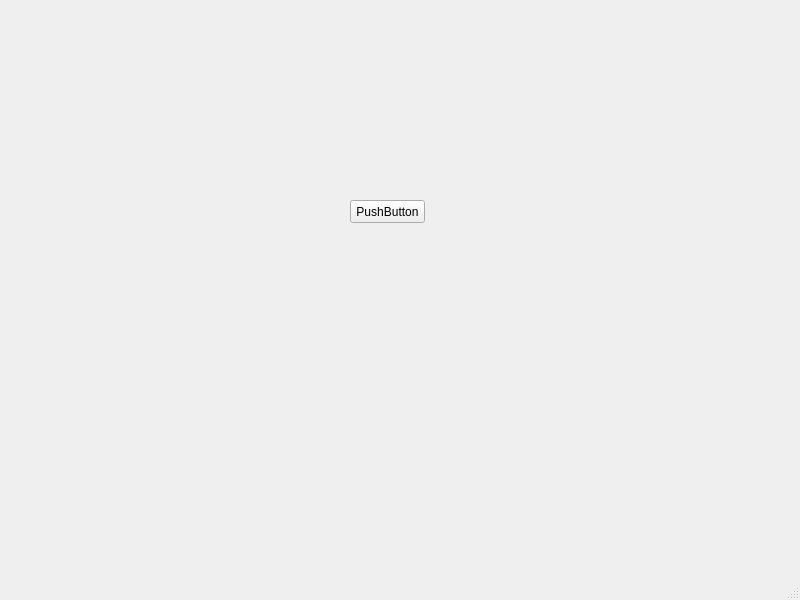
vl4xd/pstu-machine-learning-models-and-technologies, file lab_work_1/src/app/main_window.ui: the form before one commit.
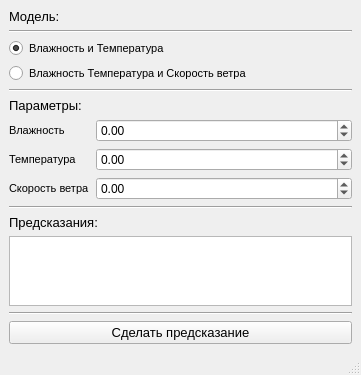
The form after the commit.

```diff
--- a/lab_work_1/src/app/main_window.ui
+++ b/lab_work_1/src/app/main_window.ui
@@ -6,37 +6,227 @@
    <rect>
     <x>0</x>
     <y>0</y>
-    <width>800</width>
-    <height>600</height>
+    <width>361</width>
+    <height>292</height>
    </rect>
   </property>
   <property name="windowTitle">
    <string>MainWindow</string>
   </property>
   <widget class="QWidget" name="centralwidget">
-   <widget class="QPushButton" name="pushButton">
-    <property name="geometry">
-     <rect>
-      <x>350</x>
-      <y>200</y>
-      <width>75</width>
-      <height>23</height>
-     </rect>
-    </property>
-    <property name="text">
-     <string>PushButton</string>
-    </property>
-   </widget>
-  </widget>
-  <widget class="QMenuBar" name="menubar">
-   <property name="geometry">
-    <rect>
-     <x>0</x>
-     <y>0</y>
-     <width>800</width>
-     <height>21</height>
-    </rect>
+   <property name="enabled">
+    <bool>true</bool>
    </property>
+   <layout class="QHBoxLayout" name="horizontalLayout">
+    <item>
+     <layout class="QVBoxLayout" name="verticalLayout">
+      <property name="sizeConstraint">
+       <enum>QLayout::SetDefaultConstraint</enum>
+      </property>
+      <item>
+       <widget class="QLabel" name="label">
+        <property name="enabled">
+         <bool>true</bool>
+        </property>
+        <property name="font">
+         <font>
+          <pointsize>10</pointsize>
+          <weight>50</weight>
+          <italic>false</italic>
+          <bold>false</bold>
+          <kerning>true</kerning>
+         </font>
+        </property>
+        <property name="text">
+         <string>Модель:</string>
+        </property>
+       </widget>
+      </item>
+      <item>
+       <widget class="Line" name="line">
+        <property name="orientation">
+         <enum>Qt::Horizontal</enum>
+        </property>
+       </widget>
+      </item>
+      <item>
+       <widget class="QRadioButton" name="radioButton">
+        <property name="font">
+         <font>
+          <pointsize>8</pointsize>
+         </font>
+        </property>
+        <property name="cursor">
+         <cursorShape>PointingHandCursor</cursorShape>
+        </property>
+        <property name="text">
+         <string>Влажность и Температура</string>
+        </property>
+        <property name="checked">
+         <bool>true</bool>
+        </property>
+        <property name="autoRepeat">
+         <bool>false</bool>
+        </property>
+       </widget>
+      </item>
+      <item>
+       <widget class="QRadioButton" name="radioButton_2">
+        <property name="font">
+         <font>
+          <pointsize>8</pointsize>
+         </font>
+        </property>
+        <property name="cursor">
+         <cursorShape>PointingHandCursor</cursorShape>
+        </property>
+        <property name="text">
+         <string>Влажность Температура и Скорость ветра</string>
+        </property>
+       </widget>
+      </item>
+      <item>
+       <widget class="Line" name="line_2">
+        <property name="orientation">
+         <enum>Qt::Horizontal</enum>
+        </property>
+       </widget>
+      </item>
+      <item>
+       <widget class="QLabel" name="label_6">
+        <property name="font">
+         <font>
+          <pointsize>10</pointsize>
+         </font>
+        </property>
+        <property name="text">
+         <string>Параметры:</string>
+        </property>
+       </widget>
+      </item>
+      <item>
+       <layout class="QFormLayout" name="formLayout">
+        <item row="2" column="0">
+         <widget class="QLabel" name="label_2">
+          <property name="font">
+           <font>
+            <pointsize>8</pointsize>
+           </font>
+          </property>
+          <property name="text">
+           <string>Влажность</string>
+          </property>
+         </widget>
+        </item>
+        <item row="3" column="0">
+         <widget class="QLabel" name="label_3">
+          <property name="font">
+           <font>
+            <pointsize>8</pointsize>
+           </font>
+          </property>
+          <property name="text">
+           <string>Температура</string>
+          </property>
+         </widget>
+        </item>
+        <item row="4" column="0">
+         <widget class="QLabel" name="label_4">
+          <property name="font">
+           <font>
+            <pointsize>8</pointsize>
+           </font>
+          </property>
+          <property name="text">
+           <string>Скорость ветра</string>
+          </property>
+         </widget>
+        </item>
+        <item row="2" column="1">
+         <widget class="QDoubleSpinBox" name="doubleSpinBox">
+          <property name="minimum">
+           <double>-300.000000000000000</double>
+          </property>
+          <property name="maximum">
+           <double>300.000000000000000</double>
+          </property>
+         </widget>
+        </item>
+        <item row="3" column="1">
+         <widget class="QDoubleSpinBox" name="doubleSpinBox_2">
+          <property name="minimum">
+           <double>-300.000000000000000</double>
+          </property>
+          <property name="maximum">
+           <double>300.000000000000000</double>
+          </property>
+         </widget>
+        </item>
+        <item row="4" column="1">
+         <widget class="QDoubleSpinBox" name="doubleSpinBox_3">
+          <property name="suffix">
+           <string/>
+          </property>
+          <property name="decimals">
+           <number>2</number>
+          </property>
+          <property name="minimum">
+           <double>-300.000000000000000</double>
+          </property>
+          <property name="maximum">
+           <double>300.000000000000000</double>
+          </property>
+         </widget>
+        </item>
+       </layout>
+      </item>
+      <item>
+       <widget class="Line" name="line_3">
+        <property name="orientation">
+         <enum>Qt::Horizontal</enum>
+        </property>
+       </widget>
+      </item>
+      <item>
+       <widget class="QLabel" name="label_5">
+        <property name="font">
+         <font>
+          <pointsize>10</pointsize>
+         </font>
+        </property>
+        <property name="text">
+         <string>Предсказания:</string>
+        </property>
+       </widget>
+      </item>
+      <item>
+       <widget class="QListView" name="listView"/>
+      </item>
+      <item>
+       <widget class="Line" name="line_4">
+        <property name="orientation">
+         <enum>Qt::Horizontal</enum>
+        </property>
+       </widget>
+      </item>
+      <item>
+       <widget class="QPushButton" name="pushButton">
+        <property name="font">
+         <font>
+          <pointsize>10</pointsize>
+         </font>
+        </property>
+        <property name="cursor">
+         <cursorShape>PointingHandCursor</cursorShape>
+        </property>
+        <property name="text">
+         <string>Сделать предсказание</string>
+        </property>
+       </widget>
+      </item>
+     </layout>
+    </item>
+   </layout>
   </widget>
   <widget class="QStatusBar" name="statusbar"/>
  </widget>
```
Left out of the diff: 2 changed lines with no effect on the pictures.
